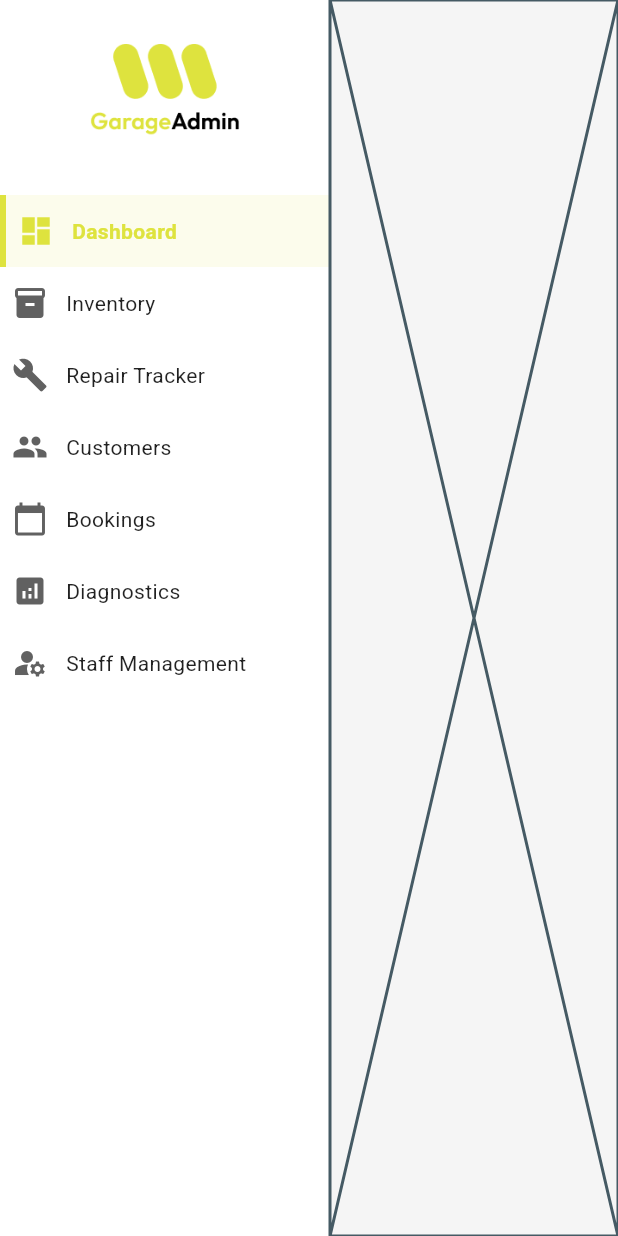
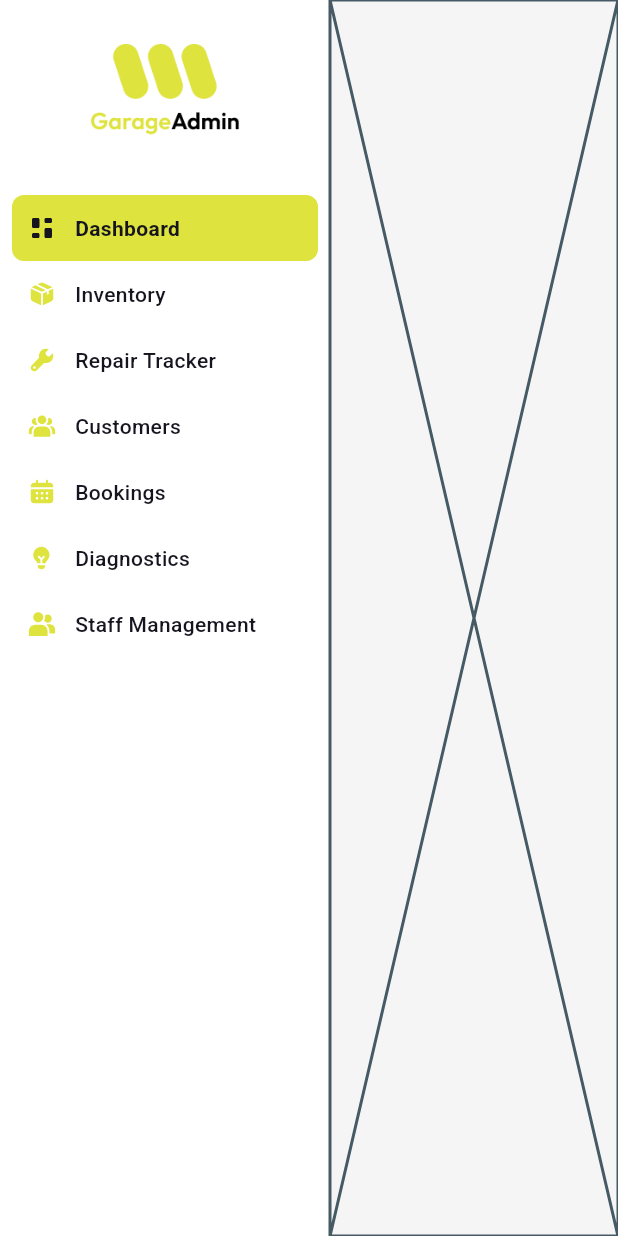
Before and after one commit to JahidHasanCO/garage-admin, a Flutter app: the DashboardLayout screen opened directly, on a phone screen of 412 x 824 dp. Run offline on Flutter 3.47's test engine with Material 3 defaults, Android fonts, the light colour scheme and no system bars; our stand-ins replace flutter_riverpod, flutter_svg, gap, go_router.

Commit message:
feat: Add SVG icons for dashboard, customers, inventory, and staff, and update menu item structure

```diff
--- a/lib/data/models/menu_item.dart
+++ b/lib/data/models/menu_item.dart
@@ -1,9 +1,9 @@
 import 'package:flutter/material.dart';
 
 class MenuItem {
-  const MenuItem(this.title, this.icon, this.screen);
+  const MenuItem(this.title, this.iconPath, this.screen);
 
   final String title;
-  final IconData icon;
+  final String iconPath;
   final Widget screen;
 }
--- a/lib/modules/dashboard/views/dashboard_layout.dart
+++ b/lib/modules/dashboard/views/dashboard_layout.dart
@@ -13,13 +13,13 @@ class _DashboardLayoutState extends State<DashboardLayout> {
   int selectedIndex = 0;
 
   final List<MenuItem> menuItems = [
-    const MenuItem('Dashboard', Icons.dashboard, DashboardScreen()),
-    const MenuItem('Inventory', Icons.inventory_2, DashboardScreen()),
-    const MenuItem('Repair Tracker', Icons.build, DashboardScreen()),
-    const MenuItem('Customers', Icons.people, DashboardScreen()),
-    const MenuItem('Bookings', Icons.calendar_today, DashboardScreen()),
-    const MenuItem('Diagnostics', Icons.analytics, DashboardScreen()),
-    const MenuItem('Staff Management', Icons.manage_accounts, DashboardScreen()),
+    const MenuItem('Dashboard', 'assets/icons/dashboard.svg', DashboardScreen()),
+    const MenuItem('Inventory', 'assets/icons/inventory.svg', DashboardScreen()),
+    const MenuItem('Repair Tracker', 'assets/icons/tool.svg', DashboardScreen()),
+    const MenuItem('Customers', 'assets/icons/customers.svg', DashboardScreen()),
+    const MenuItem('Bookings', 'assets/icons/calendar.svg', DashboardScreen()),
+    const MenuItem('Diagnostics', 'assets/icons/lightbulb.svg', DashboardScreen()),
+    const MenuItem('Staff Management', 'assets/icons/staff.svg', DashboardScreen()),
   ];
 
   @override
--- a/lib/modules/dashboard/widgets/side_menu_item.dart
+++ b/lib/modules/dashboard/widgets/side_menu_item.dart
@@ -1,4 +1,6 @@
 import 'package:flutter/material.dart';
+import 'package:flutter_svg/flutter_svg.dart';
+import 'package:garage_admin/theme/app_colors.dart';
 
 class SideMenuItem extends StatelessWidget {
   const SideMenuItem({
@@ -9,7 +11,7 @@ class SideMenuItem extends StatelessWidget {
     super.key,
   });
 
-  final IconData icon;
+  final String icon;
   final String text;
   final bool isSelected;
   final VoidCallback onTap;
@@ -20,31 +22,30 @@ class SideMenuItem extends StatelessWidget {
     return InkWell(
       onTap: onTap,
       child: Container(
+        margin: const EdgeInsets.symmetric(horizontal: 8),
         decoration: BoxDecoration(
-          color: isSelected
-              ? primary.withValues(alpha: 0.1)
-              : Colors.transparent,
-          border: isSelected
-              ? Border(
-                  left: BorderSide(color: primary, width: 4),
-                )
-              : null,
+          color: isSelected ? primary : Colors.transparent,
+          borderRadius: BorderRadius.circular(8),
         ),
-        padding: const EdgeInsets.symmetric(vertical: 12, horizontal: 8),
+        padding: const EdgeInsets.symmetric(vertical: 12, horizontal: 10),
         child: Row(
           children: [
-            Icon(
+            SvgPicture.asset(
               icon,
-              color: isSelected ? primary : Colors.grey[700],
+              width: 20,
+              height: 20,
+              colorFilter: ColorFilter.mode(
+                isSelected ? AppColors.textTitleColor : AppColors.primary,
+                BlendMode.srcIn,
+              ),
             ),
-
             const SizedBox(width: 12),
             Expanded(
               child: Text(
                 text,
                 style: TextStyle(
-                  color: isSelected ? primary : Colors.black87,
-                  fontWeight: isSelected ? FontWeight.bold : FontWeight.normal,
+                  color: AppColors.textTitleColor,
+                  fontWeight: isSelected ? FontWeight.bold : FontWeight.w500,
                 ),
               ),
             ),
--- a/lib/modules/dashboard/widgets/side_menu_widget.dart
+++ b/lib/modules/dashboard/widgets/side_menu_widget.dart
@@ -38,7 +38,7 @@ class SideMenuWidget extends StatelessWidget {
               itemBuilder: (context, index) {
                 final item = items[index];
                 return SideMenuItem(
-                  icon: item.icon,
+                  icon: item.iconPath,
                   text: item.title,
                   isSelected: selectedIndex == index,
                   onTap: () => onItemSelected(index),
--- a/pubspec.yaml
+++ b/pubspec.yaml
@@ -15,6 +15,7 @@ dependencies:
   flutter_riverpod: ^3.0.0
   very_good_analysis: ^9.0.0
   flutter_side_menu: ^0.5.41
+  flutter_svg: ^2.2.1
 
 dev_dependencies:
   flutter_test:
@@ -26,6 +27,7 @@ flutter:
 
   assets:
     - assets/images/
+    - assets/icons/
     - assets/fonts/
 
   fonts:
```
Also changed, not shown: assets/icons/calendar.svg (added), assets/icons/customers.svg (added), assets/icons/dashboard.svg (added), assets/icons/inventory.svg (added), assets/icons/lightbulb.svg (added), assets/icons/staff.svg (added), assets/icons/tool.svg (added), pubspec.lock.
